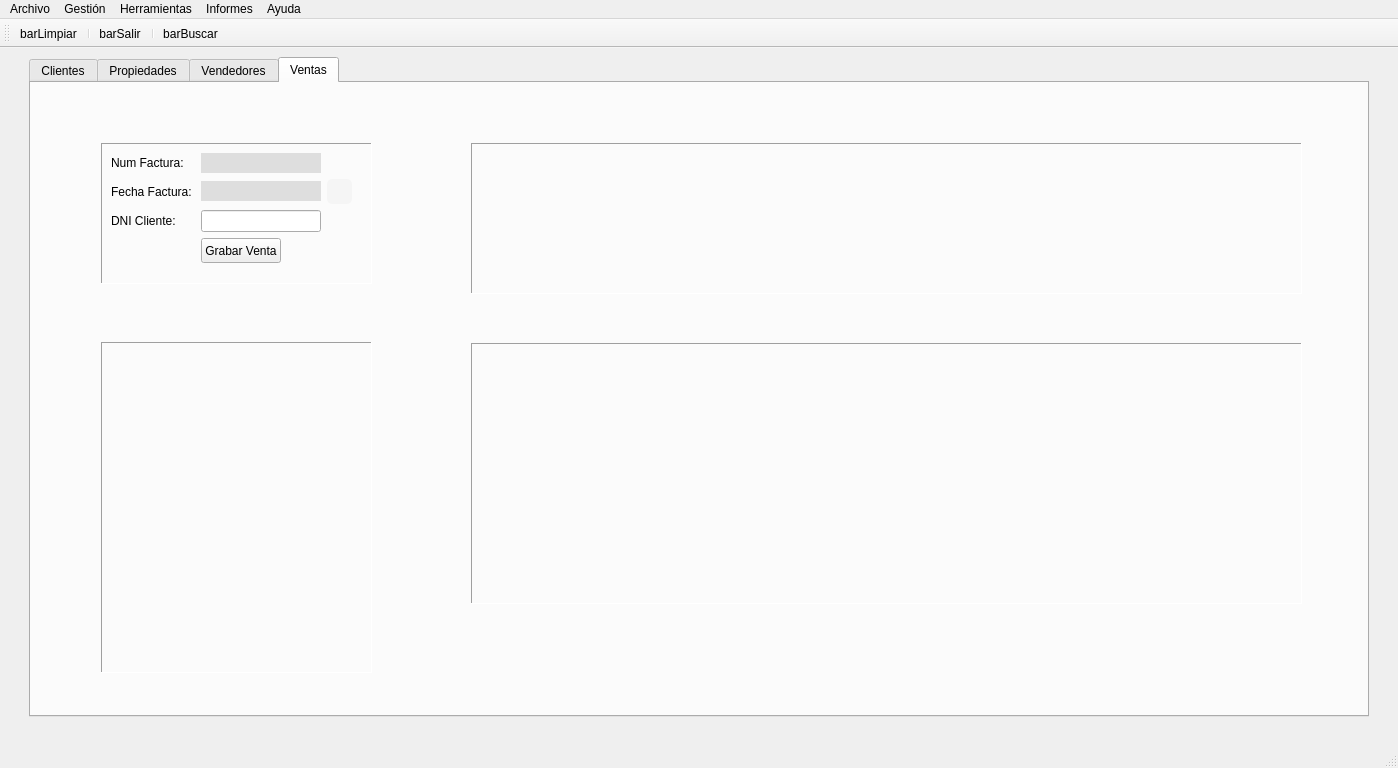
First picture: the form in templates/venPrincipal.ui, repository Semperz/ProyectoDI, before the edit.
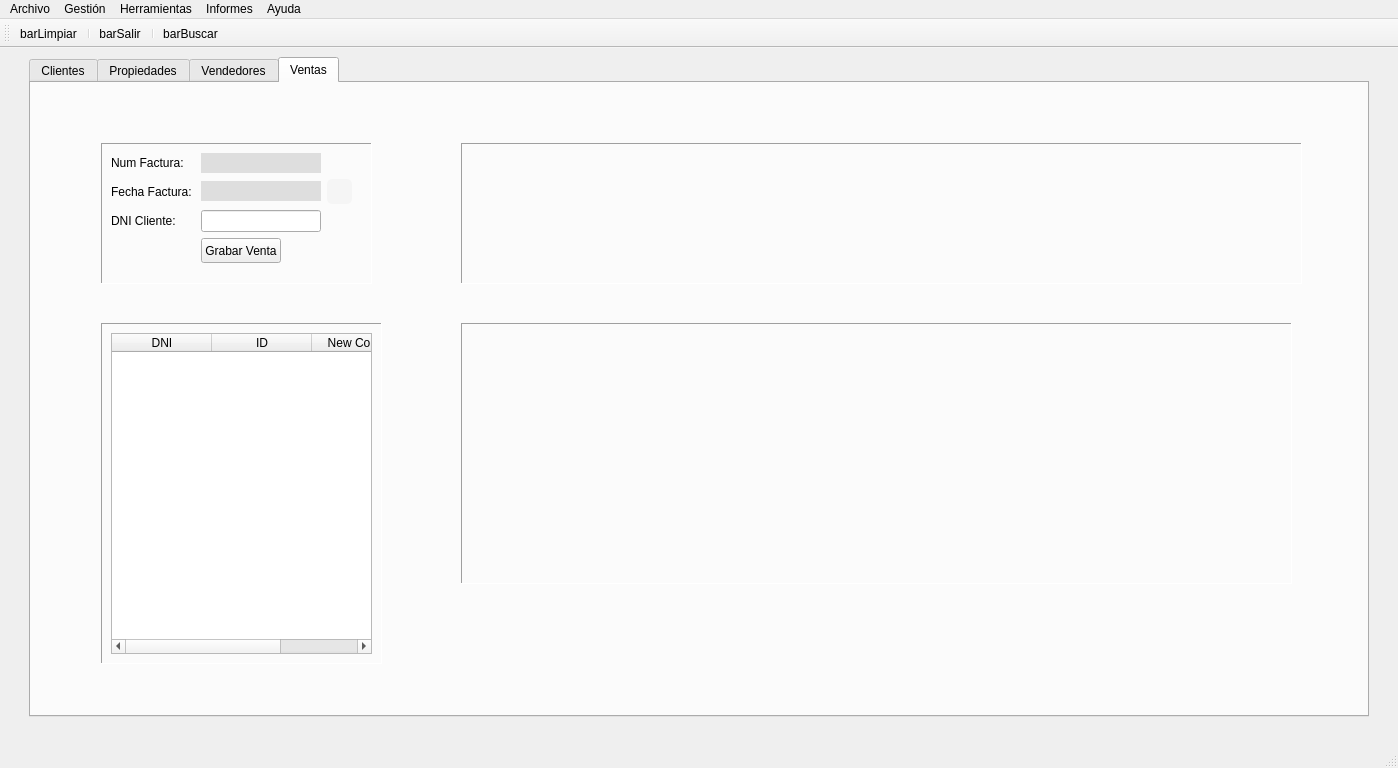
Second picture: the form after the edit. Icons and pictures are not drawn.

Diff of the .ui file:
```diff
--- a/templates/venPrincipal.ui
+++ b/templates/venPrincipal.ui
@@ -2955,9 +2955,9 @@
         <property name="geometry">
          <rect>
           <x>70</x>
-          <y>259</y>
-          <width>271</width>
-          <height>331</height>
+          <y>240</y>
+          <width>281</width>
+          <height>341</height>
          </rect>
         </property>
         <property name="frameShape">
@@ -2966,14 +2966,39 @@
         <property name="frameShadow">
          <enum>QFrame::Sunken</enum>
         </property>
+        <widget class="QTableWidget" name="tableWidget">
+         <property name="geometry">
+          <rect>
+           <x>10</x>
+           <y>10</y>
+           <width>261</width>
+           <height>321</height>
+          </rect>
+         </property>
+         <column>
+          <property name="text">
+           <string>DNI</string>
+          </property>
+         </column>
+         <column>
+          <property name="text">
+           <string>ID</string>
+          </property>
+         </column>
+         <column>
+          <property name="text">
+           <string>New Column</string>
+          </property>
+         </column>
+        </widget>
        </widget>
        <widget class="QFrame" name="frame_3">
         <property name="geometry">
          <rect>
-          <x>440</x>
+          <x>430</x>
           <y>60</y>
-          <width>831</width>
-          <height>151</height>
+          <width>841</width>
+          <height>141</height>
          </rect>
         </property>
         <property name="frameShape">
@@ -2986,8 +3011,8 @@
        <widget class="QFrame" name="frame_4">
         <property name="geometry">
          <rect>
-          <x>440</x>
-          <y>260</y>
+          <x>430</x>
+          <y>240</y>
           <width>831</width>
           <height>261</height>
          </rect>
```
